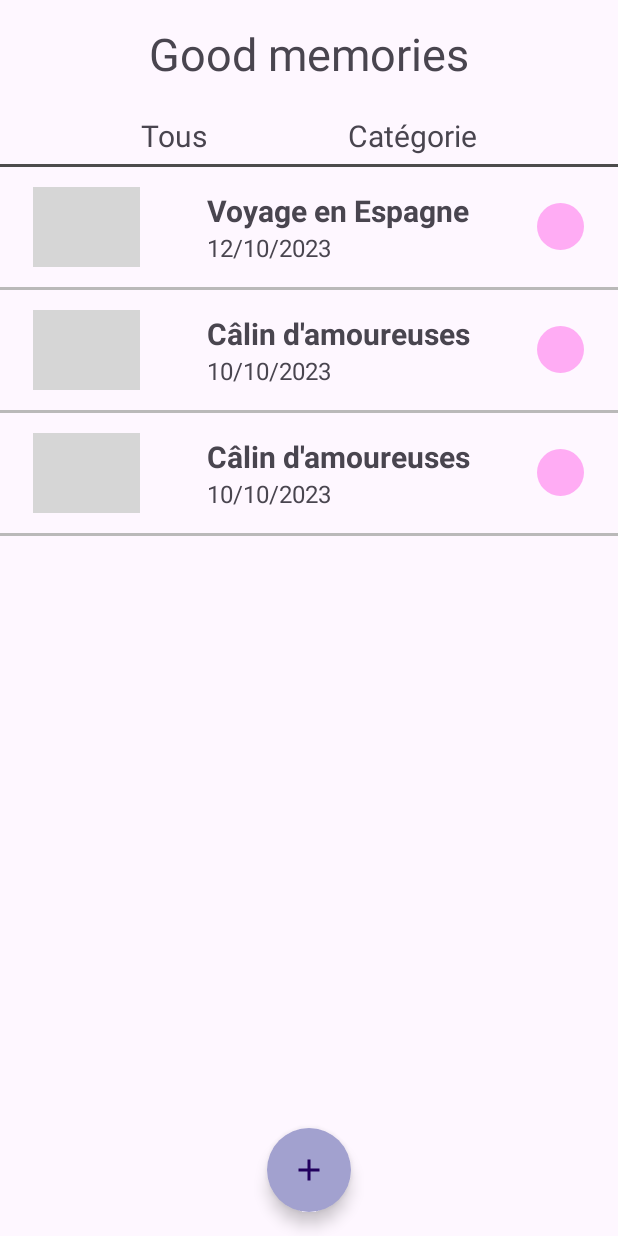
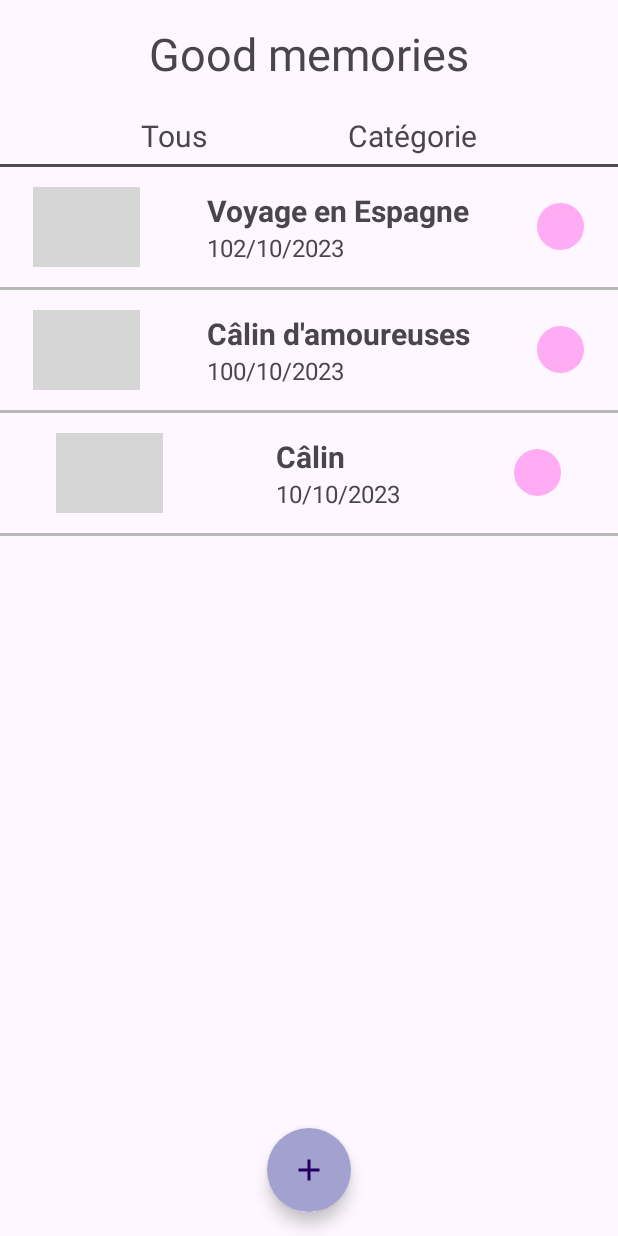
Before and after one commit to miladesmet/Good_memories, an Android app: the screen it shows after launch (AccueilActivity), after a tap on "Tous", on a phone screen of 412 x 824 dp. Run offline under Robolectric (Android 15) with nearby library versions, the phone set to English and light mode, and no system bars; our stand-ins replace Volley; network calls fail; pictures from the network do not load; grey boxes are pictures that could not be loaded.

Commit message:
categories

```diff
--- a/app/src/main/java/mila/info507/td/goodmemories/activity/AccueilActivity.kt
+++ b/app/src/main/java/mila/info507/td/goodmemories/activity/AccueilActivity.kt
@@ -4,31 +4,49 @@
 import androidx.appcompat.app.AppCompatActivity
 import android.os.Bundle
 import android.view.View
+import android.widget.ImageView
+import android.widget.RadioButton
+import android.widget.RadioGroup
 import android.widget.TextView
 import androidx.recyclerview.widget.RecyclerView
+import com.bumptech.glide.Glide
 import com.google.android.material.snackbar.Snackbar
 import mila.info507.td.goodmemories.R
+import mila.info507.td.goodmemories.adapter.Emotion
+import mila.info507.td.goodmemories.adapter.EmotionsAdapter
 import mila.info507.td.goodmemories.adapter.MemoriesAdapter
 import mila.info507.td.goodmemories.model.Memories
+import mila.info507.td.goodmemories.request.RequestEmotions
 import mila.info507.td.goodmemories.storage.MemoriesStorage
+import org.json.JSONArray
 import java.io.File
 
 class AccueilActivity : AppCompatActivity() {
+    private lateinit var list_emotions : List<Emotion>
+    private lateinit var list : RecyclerView
+    private lateinit var adapter: MemoriesAdapter
+    private lateinit var adapter_emotion: EmotionsAdapter
+
     override fun onCreate(savedInstanceState: Bundle?) {
         super.onCreate(savedInstanceState)
         setContentView(R.layout.activity_accueil)
 
-        MemoriesStorage.get(applicationContext).insert(Memories(0, "Voyage en Espagne", "photo.png", 1, "12/10/2023", "c'était drôle"))
-        MemoriesStorage.get(applicationContext).insert(Memories(1, "Câlin d'amoureuses", "photo.png", 2, "10/10/2023", "je l'aime"))
+        val rem = RequestEmotions(applicationContext)
+        rem.getEmotions { response -> create_emotion_list(response) }
+
+        MemoriesStorage.get(applicationContext).insert(Memories(0, "Voyage en Espagne", "photo.png", 1, "102/10/2023", "1 c'était drôle"))
+        MemoriesStorage.get(applicationContext).insert(Memories(0, "Câlin d'amoureuses", "photo.png", 2, "100/10/2023", "2 je l'aime"))
 
         //création du RecyclerView avec tous les memories
-        val list : RecyclerView = findViewById(R.id.memories_list)
-        var adapter= MemoriesAdapter(MemoriesStorage.get(applicationContext).findAll())
+        list = findViewById(R.id.memories_list)
+        adapter= MemoriesAdapter(MemoriesStorage.get(applicationContext).findAll())
+        list.adapter=  adapter
+        adapter= MemoriesAdapter(MemoriesStorage.get(applicationContext).findAll())
         list.adapter=  adapter
         adapter.setOnItemClickListener(object : MemoriesAdapter.OnItemClickListener{
             override fun OnItemClick(position: Int) {
                 val intent =Intent(this@AccueilActivity, MemorieActivity::class.java)
-                intent.putExtra("position", position)
+                intent.putExtra("position", MemoriesStorage.get(applicationContext).findAll()[position].id)
                 startActivity(intent)
             }
 
@@ -37,39 +55,16 @@
         //---------------------
         // Mise en place bouton tous
         //---------------------
-        findViewById<TextView>(R.id.Tous).setOnClickListener{
-            println("Tous")
-            MemoriesStorage.get(applicationContext).insert(Memories(1, "Câlin d'amoureuses", "photo.png", 3, "10/10/2023", "je l'aime"))
-
-            adapter= MemoriesAdapter(MemoriesStorage.get(applicationContext).findAll())
-            list.adapter=  adapter
-            adapter.setOnItemClickListener(object : MemoriesAdapter.OnItemClickListener{
-                override fun OnItemClick(position: Int) {
-                    val intent =Intent(this@AccueilActivity, MemorieActivity::class.java)
-                    intent.putExtra("position", position)
-                    startActivity(intent)
-                }
-
-            })
+        findViewById<TextView>(R.id.Tous).setOnClickListener {
+            MemoriesStorage.get(applicationContext).insert(Memories(1, "Câlin", "photo.png", 1, "10/10/2023", "1 je sais pas"))
+            loadAllMemories()
         }
 
         //---------------------
         // Mise en place bouton catégories
         //---------------------
-        findViewById<TextView>(R.id.Categorie).setOnClickListener{
-            println("Catégorie")
-            MemoriesStorage.get(applicationContext).insert(Memories(0, "Voyage en Espagne", "photo.png", 4, "12/10/2023", "c'était drôle"))
-
-            adapter= MemoriesAdapter(MemoriesStorage.get(applicationContext).findAllByEmotion())
-            list.adapter=  adapter
-            adapter.setOnItemClickListener(object : MemoriesAdapter.OnItemClickListener{
-                override fun OnItemClick(position: Int) {
-                    val intent =Intent(this@AccueilActivity, MemorieActivity::class.java)
-                    intent.putExtra("position", position)
-                    startActivity(intent)
-                }
-
-            })
+        findViewById<TextView>(R.id.Categorie).setOnClickListener {
+            loadAllEmotion()
         }
 
         //---------------------
@@ -89,4 +84,63 @@
         }
 
     }
+
+    private fun loadAllMemories() {
+        adapter= MemoriesAdapter(MemoriesStorage.get(applicationContext).findAll())
+        list.adapter=  adapter
+        adapter.setOnItemClickListener(object : MemoriesAdapter.OnItemClickListener{
+            override fun OnItemClick(position: Int) {
+                val intent =Intent(this@AccueilActivity, MemorieActivity::class.java)
+                intent.putExtra("position", MemoriesStorage.get(applicationContext).findAll()[position].id)
+                startActivity(intent)
+            }
+
+        })
+    }
+
+    private fun loadMemoriesByEmotion(id: Int) {
+        adapter = MemoriesAdapter(MemoriesStorage.get(applicationContext).findAllByEmotion(id))
+        list.adapter=  adapter
+        adapter.setOnItemClickListener(object : MemoriesAdapter.OnItemClickListener{
+            override fun OnItemClick(position: Int) {
+                val intent =Intent(this@AccueilActivity, MemorieActivity::class.java)
+                println("MemoriesStorage.get(applicationContext).findAllByEmotion(id)[position].id")
+                println(MemoriesStorage.get(applicationContext).findAllByEmotion(id)[position].id)
+                intent.putExtra("position", MemoriesStorage.get(applicationContext).findAllByEmotion(id)[position].id)
+                startActivity(intent)
+            }
+
+        })
+    }
+
+    private fun loadAllEmotion() {
+
+        adapter_emotion = EmotionsAdapter(list_emotions)
+        list.adapter=  adapter_emotion
+        adapter_emotion.setOnItemClickListener(object : EmotionsAdapter.OnItemClickListener{
+            override fun OnItemClick(position: Int) {
+                println("CACA________________")
+                loadMemoriesByEmotion(list_emotions[position].id)
+            }
+
+        })
+        println("bababa__________________________")
+    }
+
+    fun create_emotion_list(emotions: JSONArray){
+        val emotions_list : ArrayList<Emotion> = ArrayList()
+
+
+        for (i in 0 until emotions.length()) {
+            val emotion = emotions.getJSONObject(i)
+
+            emotions_list.add(Emotion(emotion.getInt("id"), emotion.getString("image_url"), emotion.getString("title")))
+
+        }
+        println("emotions_list.toList()--------------------------------------")
+        println(emotions.toString())
+        if (emotions.length()!=0) {
+            list_emotions = emotions_list.toList()
+        }
+    }
 }
--- a/app/src/main/java/mila/info507/td/goodmemories/activity/MemorieActivity.kt
+++ b/app/src/main/java/mila/info507/td/goodmemories/activity/MemorieActivity.kt
@@ -27,7 +27,7 @@
         val bundle: Bundle?= intent.extras
         val position = bundle!!.getInt("position")
 
-        val memorie: Memories? = MemoriesStorage.get(applicationContext).find(position+1)
+        val memorie: Memories? = MemoriesStorage.get(applicationContext).find(position)
 
         val title: TextView = findViewById(R.id.title)
         val date: TextView = findViewById(R.id.date)
--- a/app/src/main/java/mila/info507/td/goodmemories/storage/utility/Storage.kt
+++ b/app/src/main/java/mila/info507/td/goodmemories/storage/utility/Storage.kt
@@ -1,4 +1,6 @@
 package mila.info507.td.goodmemories.storage
+
+import mila.info507.td.goodmemories.model.Memories
 
 interface Storage<T> {
 
@@ -10,7 +12,7 @@
 
     fun findAll() : List<T>
 
-    fun findAllByEmotion() : List<T>
+    fun findAllByEmotion(id: Int) : List<Memories>
 
     fun update(id: Int, obj: T)
 
--- a/app/src/main/res/layout/activity_accueil.xml
+++ b/app/src/main/res/layout/activity_accueil.xml
@@ -79,9 +79,13 @@
         <androidx.recyclerview.widget.RecyclerView
             android:id="@+id/memories_list"
             android:layout_width="match_parent"
-            android:layout_height="match_parent"
+            android:layout_height="wrap_content"
             android:scrollbars="vertical"
             app:layoutManager="androidx.recyclerview.widget.LinearLayoutManager" />
+        <Space
+            android:layout_width="wrap_content"
+            android:layout_height="match_parent"
+            android:layout_weight="1" />
 
     </LinearLayout>
     <com.google.android.material.floatingactionbutton.FloatingActionButton
```
Also changed, not shown: app/src/main/AndroidManifest.xml (+9 -8 lines), app/src/main/java/mila/info507/td/goodmemories/adapter/EmotionsAdapter.kt (added, +63 -0 lines), app/src/main/java/mila/info507/td/goodmemories/helper/DataBaseHelper.kt (deleted, +0 -30 lines), app/src/main/java/mila/info507/td/goodmemories/storage/utility/file/FileStorage.kt (+12 -4 lines), app/src/main/res/layout/item_category.xml (added, +39 -0 lines).
